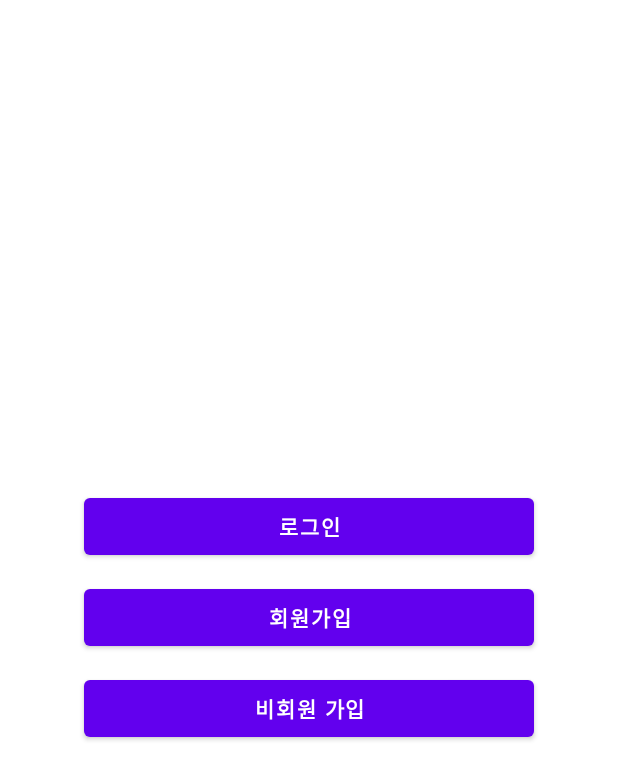
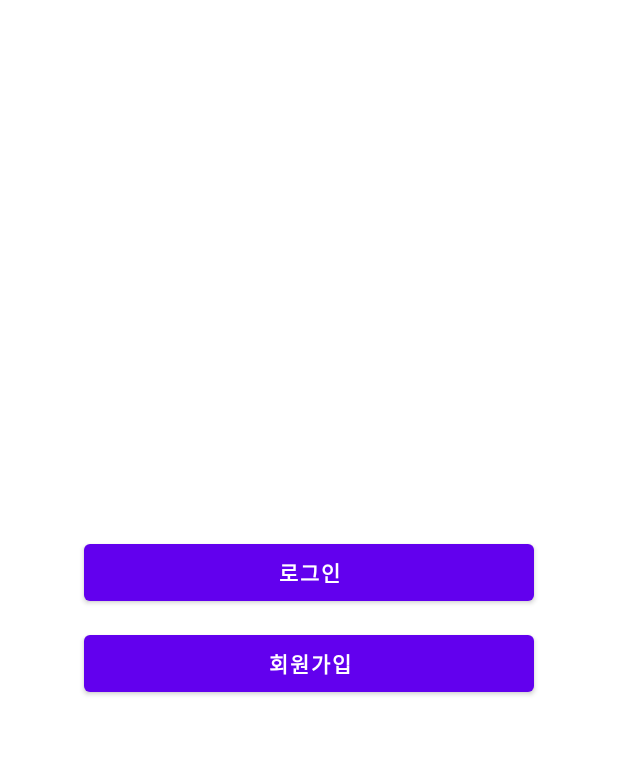
Before and after one commit to prislewarz/MPTeamproject, an Android app: the layout activity_main.xml on its own in the app's theme, with its tools: preview values and no code run, on a phone screen of 412 x 824 dp. Shown: the top 780 px of the screen. Run offline under Robolectric (Android 15) with nearby library versions, the phone set to English and light mode, and no system bars.

Commit message:
코드 리팩토링

```diff
--- a/app/src/main/res/layout/activity_main.xml
+++ b/app/src/main/res/layout/activity_main.xml
@@ -27,14 +27,6 @@
                 android:text="회원가입"
                 android:textSize="14sp"
                 android:textStyle="bold"/>
-            <Button
-                android:id="@+id/noAccountBtn"
-                android:layout_width="300dp"
-                android:layout_height="50dp"
-                android:layout_margin="5dp"
-                android:text="비회원 가입"
-                android:textSize="14sp"
-                android:textStyle="bold"/>
 
 
         </LinearLayout>
```
Also changed, not shown: app/src/main/AndroidManifest.xml (+6 -1 lines), app/src/main/java/com/example/teamprojectlogin/MainActivity.kt (+1 -10 lines).
